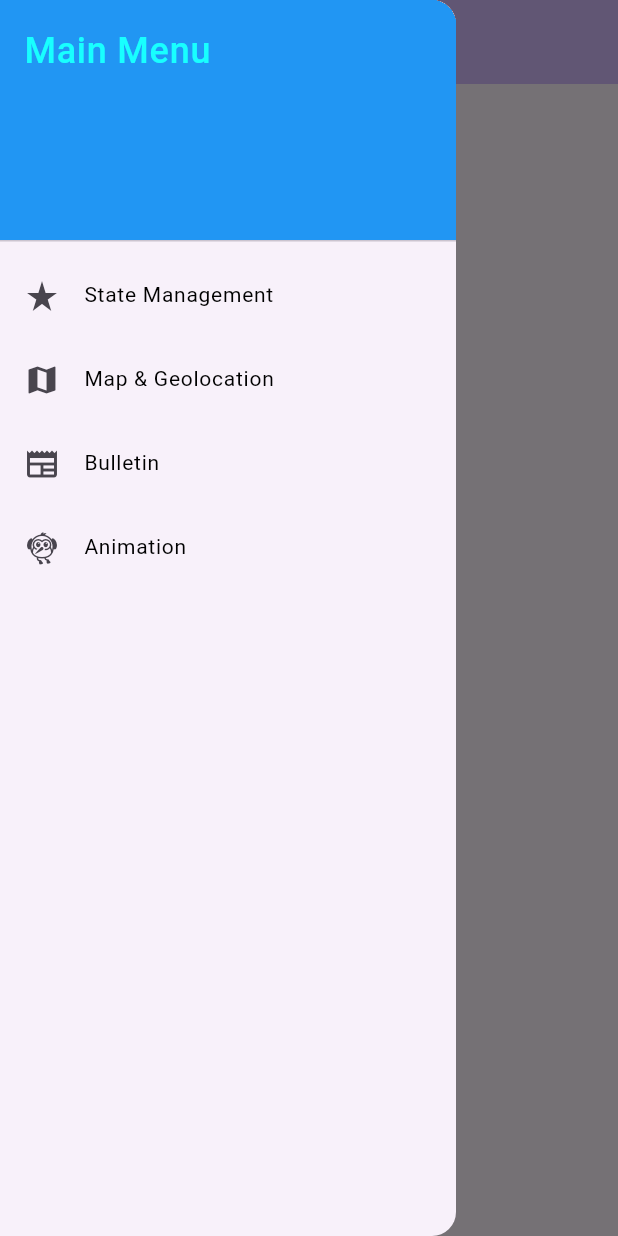
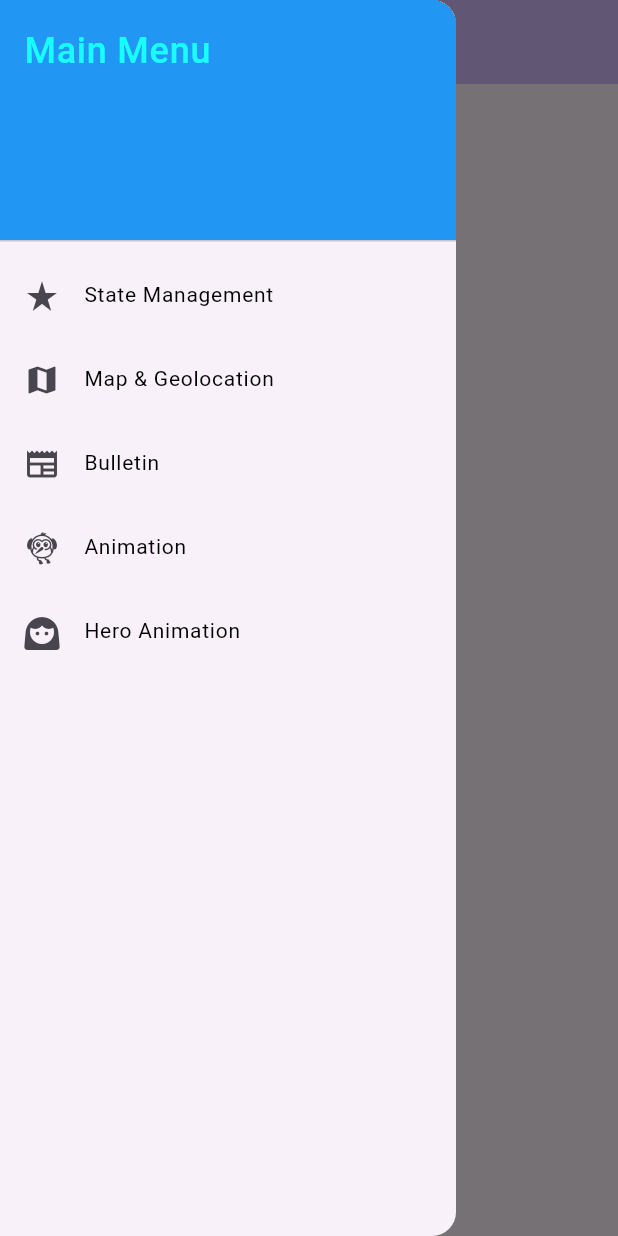
Before and after one commit to payen83/kkr_intermediate_2025, a Flutter app: the AnimationScreen screen opened directly, with the side drawer open, on a phone screen of 412 x 824 dp. Run offline on Flutter 3.47's test engine with Material 3 defaults, Android fonts, the phone set to English and light mode, and no system bars; our stand-ins replace dio, flutter_map, geolocator, get, image_picker, latlong2 and 1 more; missing offline and left inert: flutter_map_animations, flutter_map_marker_popup; accounts and stored records are empty; network calls fail.

Commit message:
animation detail

```diff
--- a/lib/app/view/animation.screen.dart
+++ b/lib/app/view/animation.screen.dart
@@ -1,6 +1,6 @@
 import 'dart:math';
-
 import 'package:flutter/material.dart';
+import 'package:kkr_intermediate_2025/app/widget/appbar.widget.dart';
 import 'package:kkr_intermediate_2025/app/widget/drawer.widget.dart';
 
 class AnimationScreen extends StatefulWidget {
@@ -29,12 +29,10 @@ class _AnimationScreenState extends State<AnimationScreen>
       curve: Curves.linear,
     );
 
-    offsetAnimation = Tween<Offset>(
-      begin: Offset.zero,
-      end: Offset(3, 0)
-    ).animate(
-      CurvedAnimation(parent: animationController, curve: Curves.elasticIn)
-    );
+    offsetAnimation = Tween<Offset>(begin: Offset.zero, end: Offset(3, 0))
+        .animate(
+          CurvedAnimation(parent: animationController, curve: Curves.elasticIn),
+        );
   }
 
   @override
@@ -46,10 +44,7 @@ class _AnimationScreenState extends State<AnimationScreen>
   @override
   Widget build(BuildContext context) {
     return Scaffold(
-      appBar: AppBar(
-        backgroundColor: Theme.of(context).colorScheme.inversePrimary,
-        title: Text('Animation'),
-      ),
+      appBar: AppBarWidget(title: 'Animation'),
       body: Center(
         child: Column(
           mainAxisAlignment: MainAxisAlignment.center,
@@ -64,16 +59,16 @@ class _AnimationScreenState extends State<AnimationScreen>
               child: Padding(
                 padding: EdgeInsets.all(8),
                 // child: FlutterLogo(size: 150),
-                child: Text('KKR', style: TextStyle(fontSize: 50),),
+                child: Text('KKR', style: TextStyle(fontSize: 50)),
               ),
             ),
-            SlideTransition(position: offsetAnimation,
-            child: Padding(
-              padding: EdgeInsets.all(16),
-              child: FlutterLogo(size: 150,),
+            SlideTransition(
+              position: offsetAnimation,
+              child: Padding(
+                padding: EdgeInsets.all(16),
+                child: FlutterLogo(size: 150),
+              ),
             ),
-            )
-
           ],
         ),
       ),
--- /dev/null
+++ b/lib/app/widget/appbar.widget.dart
@@ -0,0 +1,20 @@
+import 'package:flutter/material.dart';
+
+class AppBarWidget extends StatelessWidget implements PreferredSizeWidget {
+  const AppBarWidget({
+    super.key, required this.title
+  });
+
+  final String title;
+
+  @override
+  Size get preferredSize => const Size.fromHeight(kToolbarHeight);
+
+  @override
+  Widget build(BuildContext context) {
+    return AppBar(
+      backgroundColor: Theme.of(context).colorScheme.inversePrimary,
+      title: Text(title),
+    );
+  }
+}
--- a/lib/app/widget/drawer.widget.dart
+++ b/lib/app/widget/drawer.widget.dart
@@ -1,6 +1,7 @@
 import 'package:flutter/material.dart';
 import 'package:kkr_intermediate_2025/app/view/animation.screen.dart';
 import 'package:kkr_intermediate_2025/app/view/bulletin.screen.dart';
+import 'package:kkr_intermediate_2025/app/view/heroanimation.screen.dart';
 import 'package:kkr_intermediate_2025/app/view/home.screen.dart';
 import 'package:kkr_intermediate_2025/app/view/map.screen.dart';
 
@@ -46,6 +47,11 @@ class DrawerWidget extends StatelessWidget {
                   itemTitle: 'Animation',
                   itemIcon: Icons.flutter_dash,
                   widgetScreen: AnimationScreen(),
+                ),
+                MenuItem(
+                  itemTitle: 'Hero Animation',
+                  itemIcon: Icons.face_3,
+                  widgetScreen: HeroAnimationScreen(),
                 )
               ],
             )
```
Also changed, not shown: lib/app/view/animationdetail.screen.dart (added, +46 -0 lines), lib/app/view/heroanimation.screen.dart (added, +88 -0 lines).
